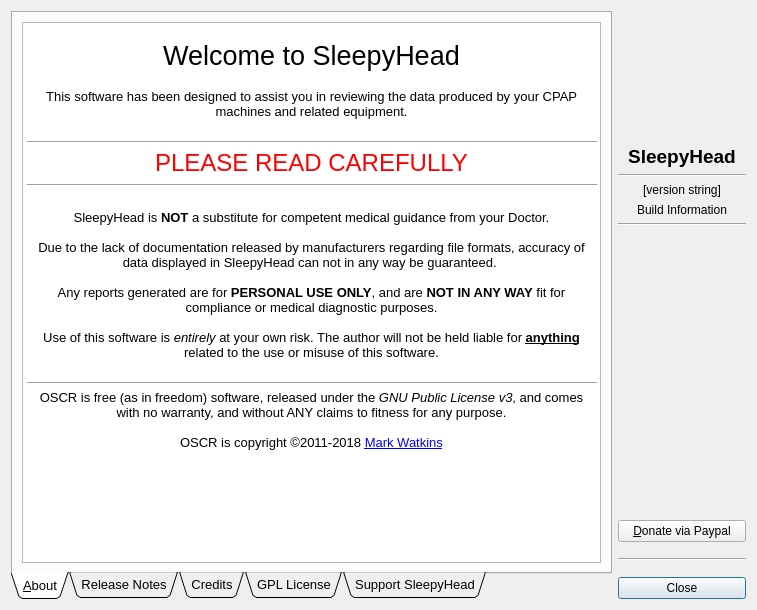
Before: the Qt Designer form oscr/aboutdialog.ui in operativeF/oscar, drawn with Qt 5.
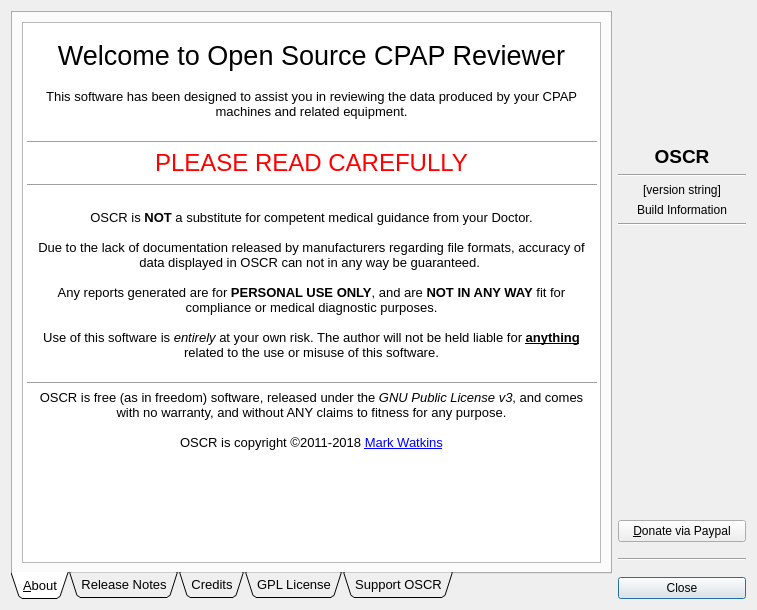
After: the same form once the commit is applied. Icons and pictures are not drawn.

Commit message: sleepyhead changed to OSCR where appropriate

Patch:
```diff
--- a/oscr/aboutdialog.ui
+++ b/oscr/aboutdialog.ui
@@ -43,7 +43,7 @@
 p, li { white-space: pre-wrap; }
 &lt;/style&gt;&lt;/head&gt;&lt;body style=&quot; font-family:'MS Shell Dlg 2'; font-size:10pt; font-weight:400; font-style:normal;&quot;&gt;
 &lt;p style=&quot;-qt-paragraph-type:empty; margin-top:0px; margin-bottom:0px; margin-left:0px; margin-right:0px; -qt-block-indent:0; text-indent:0px; font-size:8pt;&quot;&gt;&lt;br /&gt;&lt;/p&gt;
-&lt;p align=&quot;center&quot; style=&quot; margin-top:0px; margin-bottom:0px; margin-left:0px; margin-right:0px; -qt-block-indent:0; text-indent:0px;&quot;&gt;&lt;span style=&quot; font-size:20pt;&quot;&gt;Welcome to SleepyHead&lt;/span&gt;&lt;/p&gt;
+&lt;p align=&quot;center&quot; style=&quot; margin-top:0px; margin-bottom:0px; margin-left:0px; margin-right:0px; -qt-block-indent:0; text-indent:0px;&quot;&gt;&lt;span style=&quot; font-size:20pt;&quot;&gt;Welcome to Open Source CPAP Reviewer&lt;/span&gt;&lt;/p&gt;
 &lt;p align=&quot;center&quot; style=&quot;-qt-paragraph-type:empty; margin-top:0px; margin-bottom:0px; margin-left:0px; margin-right:0px; -qt-block-indent:0; text-indent:0px; font-size:11pt;&quot;&gt;&lt;br /&gt;&lt;/p&gt;
 &lt;p align=&quot;center&quot; style=&quot; margin-top:0px; margin-bottom:0px; margin-left:0px; margin-right:0px; -qt-block-indent:0; text-indent:0px;&quot;&gt;This software has been designed to assist you in reviewing the data produced by your CPAP machines and related equipment.&lt;/p&gt;
 &lt;p align=&quot;center&quot; style=&quot;-qt-paragraph-type:empty; margin-top:0px; margin-bottom:0px; margin-left:0px; margin-right:0px; -qt-block-indent:0; text-indent:0px;&quot;&gt;&lt;br /&gt;&lt;/p&gt;
@@ -51,9 +51,9 @@
 &lt;p align=&quot;center&quot; style=&quot; margin-top:0px; margin-bottom:0px; margin-left:0px; margin-right:0px; -qt-block-indent:0; text-indent:0px;&quot;&gt;&lt;span style=&quot; font-size:18pt; color:#ff0000;&quot;&gt;PLEASE READ CAREFULLY&lt;/span&gt;&lt;/p&gt;
 &lt;hr /&gt;
 &lt;p align=&quot;center&quot; style=&quot;-qt-paragraph-type:empty; margin-top:0px; margin-bottom:0px; margin-left:0px; margin-right:0px; -qt-block-indent:0; text-indent:0px; font-size:11pt;&quot;&gt;&lt;br /&gt;&lt;/p&gt;
-&lt;p align=&quot;center&quot; style=&quot; margin-top:0px; margin-bottom:0px; margin-left:0px; margin-right:0px; -qt-block-indent:0; text-indent:0px;&quot;&gt;SleepyHead is &lt;span style=&quot; font-weight:600;&quot;&gt;NOT &lt;/span&gt;a substitute for competent medical guidance from your Doctor.&lt;/p&gt;
+&lt;p align=&quot;center&quot; style=&quot; margin-top:0px; margin-bottom:0px; margin-left:0px; margin-right:0px; -qt-block-indent:0; text-indent:0px;&quot;&gt;OSCR is &lt;span style=&quot; font-weight:600;&quot;&gt;NOT &lt;/span&gt;a substitute for competent medical guidance from your Doctor.&lt;/p&gt;
 &lt;p align=&quot;center&quot; style=&quot;-qt-paragraph-type:empty; margin-top:0px; margin-bottom:0px; margin-left:0px; margin-right:0px; -qt-block-indent:0; text-indent:0px;&quot;&gt;&lt;br /&gt;&lt;/p&gt;
-&lt;p align=&quot;center&quot; style=&quot; margin-top:0px; margin-bottom:0px; margin-left:0px; margin-right:0px; -qt-block-indent:0; text-indent:0px;&quot;&gt;Due to the lack of documentation released by manufacturers regarding file formats, accuracy of data displayed in SleepyHead can not in any way be guaranteed. &lt;/p&gt;
+&lt;p align=&quot;center&quot; style=&quot; margin-top:0px; margin-bottom:0px; margin-left:0px; margin-right:0px; -qt-block-indent:0; text-indent:0px;&quot;&gt;Due to the lack of documentation released by manufacturers regarding file formats, accuracy of data displayed in OSCR can not in any way be guaranteed. &lt;/p&gt;
 &lt;p align=&quot;center&quot; style=&quot;-qt-paragraph-type:empty; margin-top:0px; margin-bottom:0px; margin-left:0px; margin-right:0px; -qt-block-indent:0; text-indent:0px;&quot;&gt;&lt;br /&gt;&lt;/p&gt;
 &lt;p align=&quot;center&quot; style=&quot; margin-top:0px; margin-bottom:0px; margin-left:0px; margin-right:0px; -qt-block-indent:0; text-indent:0px;&quot;&gt;Any reports generated are for &lt;span style=&quot; font-weight:600;&quot;&gt;PERSONAL USE ONLY&lt;/span&gt;, and are &lt;span style=&quot; font-weight:600;&quot;&gt;NOT IN ANY WAY&lt;/span&gt; fit for compliance or medical diagnostic purposes.&lt;/p&gt;
 &lt;p align=&quot;center&quot; style=&quot;-qt-paragraph-type:empty; margin-top:0px; margin-bottom:0px; margin-left:0px; margin-right:0px; -qt-block-indent:0; text-indent:0px;&quot;&gt;&lt;br /&gt;&lt;/p&gt;
@@ -149,7 +149,7 @@
      </widget>
      <widget class="QWidget" name="supportTab">
       <attribute name="title">
-       <string>Support SleepyHead</string>
+       <string>Support OSCR</string>
       </attribute>
       <layout class="QVBoxLayout" name="verticalLayout_6">
        <item>
@@ -217,7 +217,7 @@
         </font>
        </property>
        <property name="text">
-        <string notr="true">SleepyHead</string>
+        <string notr="true">OSCR</string>
        </property>
        <property name="alignment">
         <set>Qt::AlignCenter</set>
```
Left out of the diff: 12 changed lines with no effect on the pictures. The commit also changes 32 other files.
